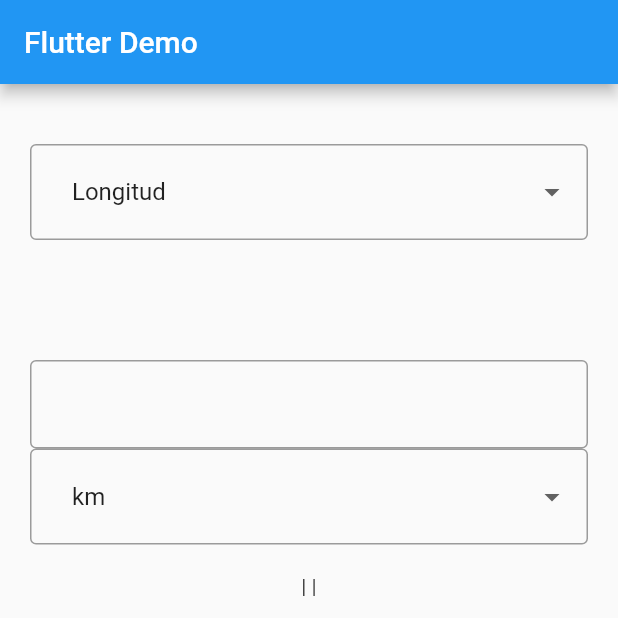
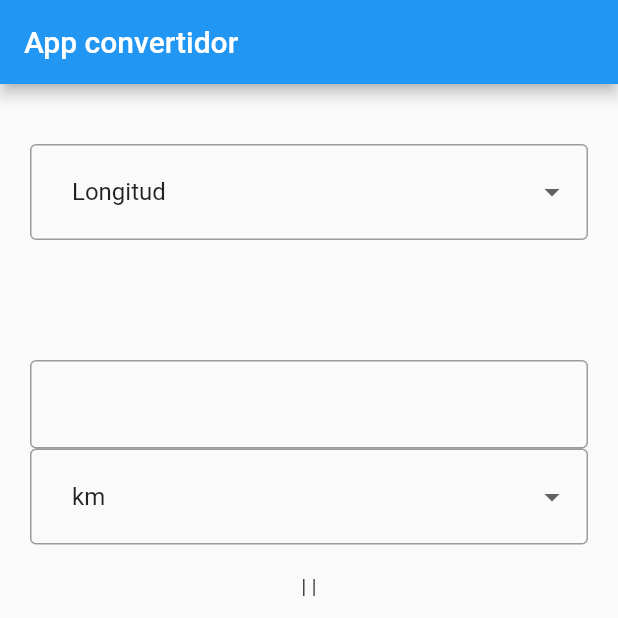
Before and after one commit to AleLopezDev/FlutterApp, a Flutter app: the screen it shows after launch, on a phone screen of 412 x 824 dp, the top half of it. Run offline on Flutter 3.47's test engine with Material 2 defaults, Android fonts, the phone set to English and light mode, and no system bars; our stand-ins replace dropdown_button2.

Commit message:
🎨 style(main.dart): cambiar el título de la aplicación a "App convertidor"

```diff
--- a/lib/main.dart
+++ b/lib/main.dart
@@ -12,7 +12,7 @@ class MyApp extends StatelessWidget {
       debugShowCheckedModeBanner: false,
       home: Scaffold(
         appBar: AppBar(
-          title: Text('Flutter Demo'),
+          title: Text('App convertidor'),
         ),
         body: Center(
           child: Padding(
```
